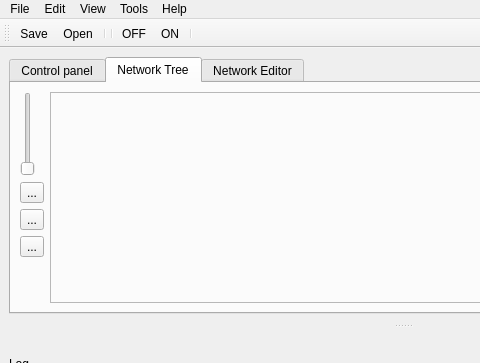
Before: the Qt Designer form rcmanager/formManager.ui in robocomp/tools, drawn with Qt 5; both pictures show x 0 to 480 and y 0 to 363 of the 805 by 600 pixel window.
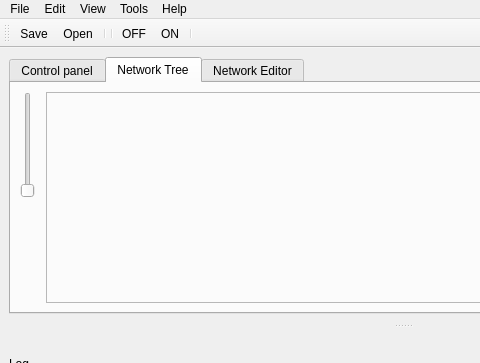
After: the same form once the commit is applied. Icons and pictures are not drawn.

Diff of the .ui file:
```diff
--- a/rcmanager/formManager.ui
+++ b/rcmanager/formManager.ui
@@ -222,20 +222,6 @@
            <number>0</number>
           </property>
           <item row="1" column="0">
-           <widget class="QToolButton" name="toolButton_6">
-            <property name="toolTip">
-             <string>&lt;html&gt;&lt;head/&gt;&lt;body&gt;&lt;p&gt;Update The code From Graph&lt;/p&gt;&lt;/body&gt;&lt;/html&gt;</string>
-            </property>
-            <property name="text">
-             <string>...</string>
-            </property>
-            <property name="icon">
-             <iconset>
-              <normaloff>../../../../../opt/robocomp/share/rcmanager/refresh.png</normaloff>../../../../../opt/robocomp/share/rcmanager/refresh.png</iconset>
-            </property>
-           </widget>
-          </item>
-          <item row="4" column="0">
            <spacer name="verticalSpacer_2">
             <property name="orientation">
              <enum>Qt::Vertical</enum>
@@ -248,20 +234,6 @@
             </property>
            </spacer>
           </item>
-          <item row="2" column="0">
-           <widget class="QToolButton" name="toolButton_7">
-            <property name="toolTip">
-             <string>&lt;html&gt;&lt;head/&gt;&lt;body&gt;&lt;p&gt;Start  simulation&lt;/p&gt;&lt;/body&gt;&lt;/html&gt;</string>
-            </property>
-            <property name="text">
-             <string>...</string>
-            </property>
-            <property name="icon">
-             <iconset>
-              <normaloff>../../../../../opt/robocomp/share/rcmanager/simulionOn.png</normaloff>../../../../../opt/robocomp/share/rcmanager/simulionOn.png</iconset>
-            </property>
-           </widget>
-          </item>
           <item row="0" column="0">
            <widget class="QSlider" name="verticalSlider">
             <property name="toolTip">
@@ -272,20 +244,6 @@
             </property>
            </widget>
           </item>
-          <item row="3" column="0">
-           <widget class="QToolButton" name="toolButton_8">
-            <property name="toolTip">
-             <string>&lt;html&gt;&lt;head/&gt;&lt;body&gt;&lt;p&gt;Stop Simulation&lt;/p&gt;&lt;/body&gt;&lt;/html&gt;</string>
-            </property>
-            <property name="text">
-             <string>...</string>
-            </property>
-            <property name="icon">
-             <iconset>
-              <normaloff>../../../../../opt/robocomp/share/rcmanager/simulatorOFF.png</normaloff>../../../../../opt/robocomp/share/rcmanager/simulatorOFF.png</iconset>
-            </property>
-           </widget>
-          </item>
          </layout>
         </item>
         <item row="1" column="1">
```
